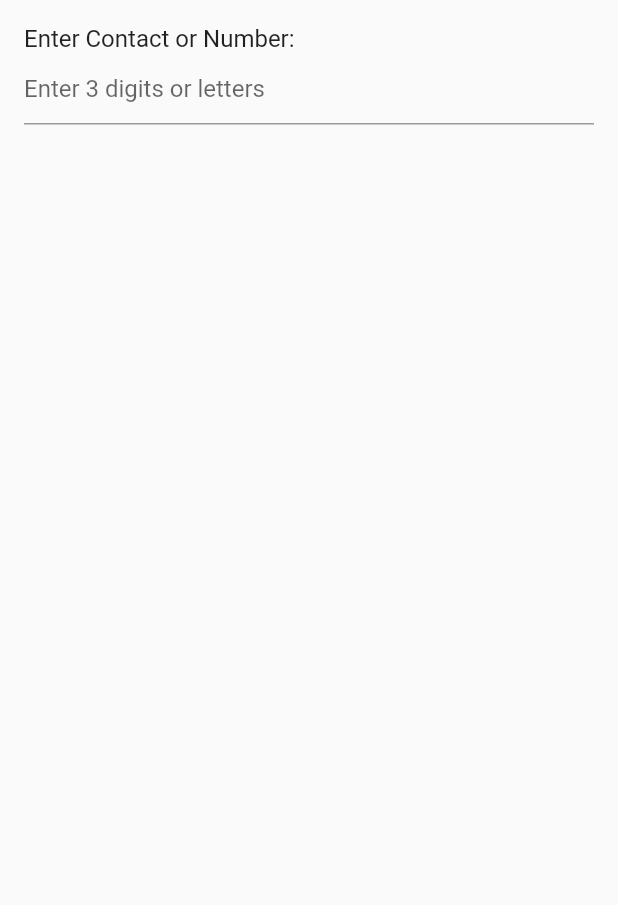
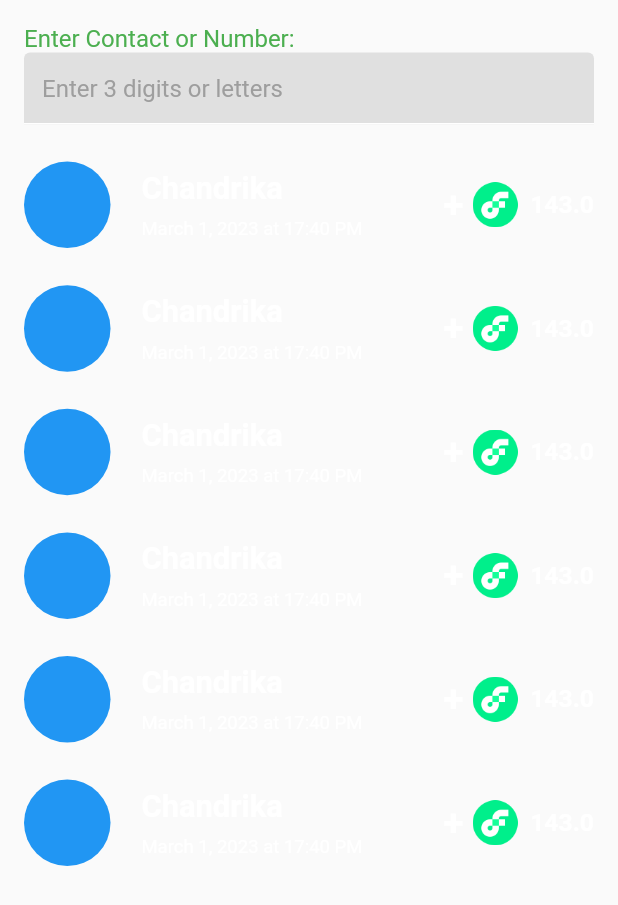
Before and after one commit to Laxmi-Sreenivas/flowpay, a Flutter app: the PaymentsPage widget shown alone on an empty page, opened directly, on a phone screen of 412 x 824 dp. Shown: the top 905 px of the screen. Run offline on Flutter 3.47's test engine with Material 2 defaults, Android fonts, the phone set to English and light mode, and no system bars; network calls fail.

Commit message:
payments page

```diff
--- a/lib/Payments/paycontact_card.dart
+++ b/lib/Payments/paycontact_card.dart
@@ -17,6 +17,7 @@ class PayContactCard extends StatelessWidget {
   @override
   Widget build(BuildContext context) {
     return Card(
+      color: Colors.grey[300], // Set the background color of the card
       child: Padding(
         padding: const EdgeInsets.all(16.0),
         child: Row(
@@ -35,10 +36,16 @@ class PayContactCard extends StatelessWidget {
                     style: TextStyle(
                       fontSize: 16,
                       fontWeight: FontWeight.bold,
+                      color: Colors.black, // Set the text color
                     ),
                   ),
                   SizedBox(height: 8),
-                  Text(phoneNumber),
+                  Text(
+                    phoneNumber,
+                    style: TextStyle(
+                      color: Colors.black, // Set the text color
+                    ),
+                  ),
                 ],
               ),
             ),
--- a/lib/Payments/paymentspage.dart
+++ b/lib/Payments/paymentspage.dart
@@ -1,5 +1,6 @@
 import 'package:flowpay/Payments/paycontact_card.dart';
 import 'package:flutter/material.dart';
+import 'package:flowpay/Transactions/historytile.dart';
 
 class PaymentsPage extends StatefulWidget {
   @override
@@ -9,8 +10,40 @@ class PaymentsPage extends StatefulWidget {
 class _PaymentsPageState extends State<PaymentsPage> {
   String enteredText = '';
 
+  List<Map<String, String>> contactList = [
+    {
+      'profilePhotoUrl': 'https://googleflutter.com/sample_image.jpg',
+      'username': 'John Doe',
+      'phoneNumber': '+1234567890',
+    },
+    {
+      'profilePhotoUrl': 'https://googleflutter.com/sample_image.jpg',
+      'username': 'Jane Smith',
+      'phoneNumber': '+9876543210',
+    },
+    {
+      'profilePhotoUrl': 'https://googleflutter.com/sample_image.jpg',
+      'username': 'Alice Johnson',
+      'phoneNumber': '+2468135790',
+    },
+  ];
+
   @override
   Widget build(BuildContext context) {
+
+    final MediaQueryData mediaQuery = MediaQuery.of(context);
+    double w = mediaQuery.size.width;
+    double h = mediaQuery.size.height;
+
+    List<HistoryTile> Paymenthistory = List.filled(
+        6,
+        const HistoryTile(
+          sender: "Chandrika",
+          time: "March 1, 2023 at 17:40 PM",
+          amount: 143,
+        ));
+
+
     return SingleChildScrollView(
       child: Padding(
         padding: EdgeInsets.all(16.0),
@@ -19,7 +52,7 @@ class _PaymentsPageState extends State<PaymentsPage> {
           children: [
             Text(
               'Enter Contact or Number:',
-                style: TextStyle(fontSize: 16),
+              style: TextStyle(fontSize: 16, color: Colors.green),
             ),
             TextField(
               onChanged: (value) {
@@ -27,29 +60,44 @@ class _PaymentsPageState extends State<PaymentsPage> {
                   enteredText = value;
                 });
               },
+              style: TextStyle(color: Colors.white),
               decoration: InputDecoration(
                 hintText: 'Enter 3 digits or letters',
+                filled: true,
+                fillColor: Colors.grey[300],
+                hintStyle: TextStyle(color: Colors.grey),
+                enabledBorder: UnderlineInputBorder(
+                  borderSide: BorderSide(color: Colors.white),
+                ),
+                focusedBorder: UnderlineInputBorder(
+                  borderSide: BorderSide(color: Colors.white),
                 ),
               ),
-              if (enteredText.length == 3) ...[
+            ),
+            if (enteredText.length >= 3) ...[
               SizedBox(height: 16),
               Text(
                 'Pay Contact Card:',
-                  style: TextStyle(fontSize: 16),
+                style: TextStyle(fontSize: 16, color: Colors.green),
               ),
-                PayContactCard(profilePhotoUrl: 'https://example.com/profile_photo.jpg',
-                  username: 'John Doe',
-                  phoneNumber: '+1234567890',
+              Column(
+                children: contactList.map((contact) {
+                  return PayContactCard(
+                    profilePhotoUrl: contact['profilePhotoUrl']!,
+                    username: contact['username']!,
+                    phoneNumber: contact['phoneNumber']!,
                     onPayPressed: () {
-                    // Perform payment logic here
                       print('Pay button pressed');
                     },
-                  )
+                  );
+                }).toList(),
+              ),
             ],
+            SizedBox(height:h*0.03),
+            ...Paymenthistory,
           ],
         ),
       ),
     );
-
   }
 }
```
Lines whose indentation alone changed are shown as unchanged.
